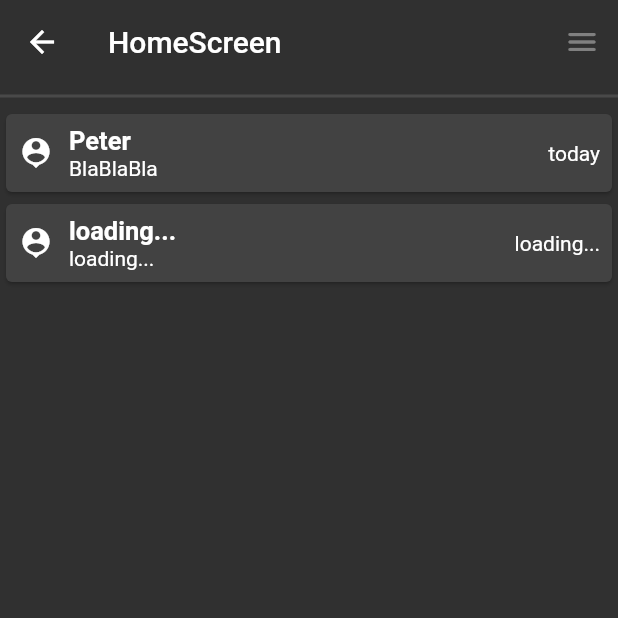
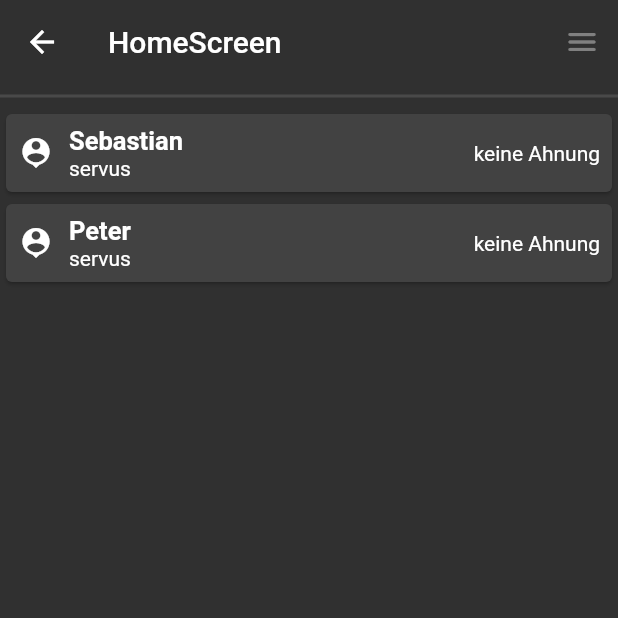
Before and after one commit to IHaveHackedYou/messenger, a Flutter app: the HomeScreen screen opened by its route, on a phone screen of 412 x 824 dp, the top half of it. Run offline on Flutter 3.47's test engine with Material 2 defaults, Android fonts, the phone set to English and light mode, and no system bars.

Commit message:
chat screen

```diff
--- a/lib/src/home/screens/home_screen.dart
+++ b/lib/src/home/screens/home_screen.dart
@@ -1,11 +1,18 @@
 import 'package:flutter/material.dart';
+import 'package:messenger/src/_constants/models/user.dart';
 import 'package:messenger/src/home/widgets/chat_entry.dart';
 
 class HomeScreen extends StatelessWidget {
   const HomeScreen({Key? key}) : super(key: key);
 
+  //TODO Provider stuff
+
   @override
   Widget build(BuildContext context) {
+    List<ChatUser> users = [
+      ChatUser(name: "Sebastian"),
+      ChatUser(name: "Peter")
+    ];
     return Scaffold(
       appBar: AppBar(
         //TODO making text not hardcoded, @ihavehackedyou
@@ -23,17 +30,22 @@ class HomeScreen extends StatelessWidget {
       ),
       body: Center(
         child: Column(
-          children: const [
-            Divider(thickness: 2),
-
-            //*Here temporarily only two entries
-            //TODO add list
-            ChatEntry(
-              name: "Peter",
-              lastMessage: "BlaBlaBla",
-              lastMessageDate: "today",
-            ),
-            ChatEntry(),
+          children: [
+            const Divider(thickness: 2),
+            SizedBox(
+              height: 200,
+              width: MediaQuery.of(context).size.width,
+              child: ListView.builder(
+                itemCount: users.length,
+                itemBuilder: (context, index) {
+                  return ChatEntry(
+                    user: users[index],
+                    lastMessage: "servus",
+                    lastMessageDate: "keine Ahnung",
+                  );
+                },
+              ),
+            )
           ],
         ),
       ),
--- a/lib/src/home/widgets/chat_entry.dart
+++ b/lib/src/home/widgets/chat_entry.dart
@@ -2,19 +2,20 @@ import 'package:flutter/material.dart';
 import 'package:messenger/src/_constants/models/user.dart';
 
 class ChatEntry extends StatelessWidget {
-  final String name, lastMessage, lastMessageDate;
+  final ChatUser user;
+  final String lastMessage, lastMessageDate;
   const ChatEntry(
-      {this.name = "loading...",
-      this.lastMessage = "loading...",
-      this.lastMessageDate = "loading...",
+      {required this.user,
+      required this.lastMessage,
+      required this.lastMessageDate,
       Key? key})
       : super(key: key);
 
   @override
   Widget build(BuildContext context) {
     return GestureDetector(
-      onTap: () => Navigator.of(context)
-          .pushNamed("/homePage/chat", arguments: ChatUser(name: "Peter")),
+      onTap: () =>
+          Navigator.of(context).pushNamed("/homePage/chat", arguments: user),
       child: Card(
         child: Padding(
           padding: const EdgeInsets.all(8.0),
@@ -26,7 +27,7 @@ class ChatEntry extends StatelessWidget {
                 crossAxisAlignment: CrossAxisAlignment.start,
                 children: [
                   Text(
-                    name, //* Chat Name
+                    user.name, //* Chat Name
                     style: const TextStyle(
                       fontSize: 17,
                       fontWeight: FontWeight.bold,
```
